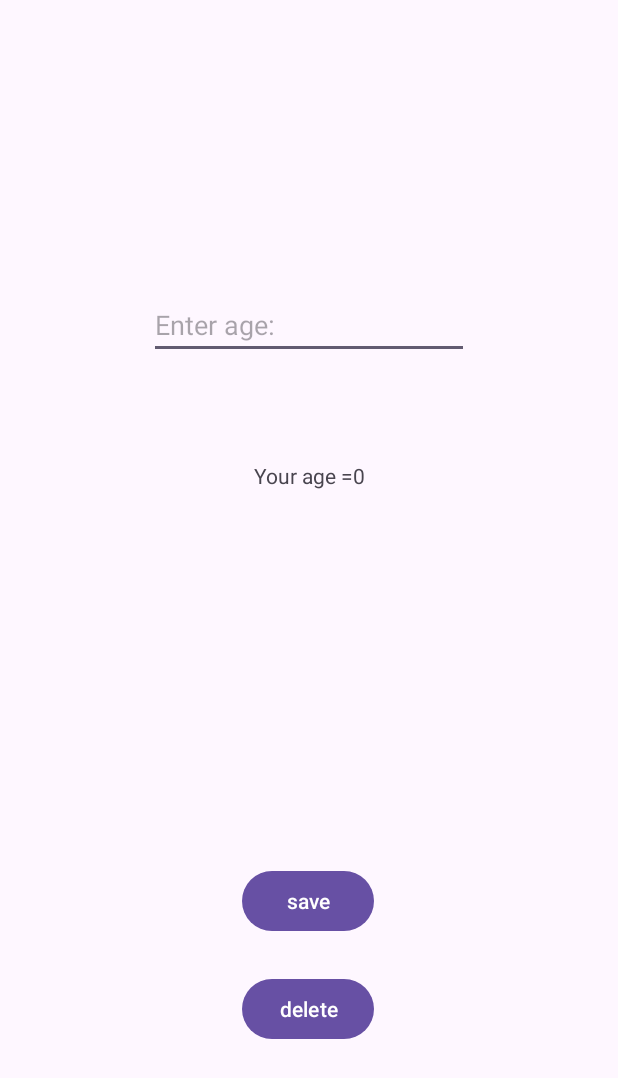
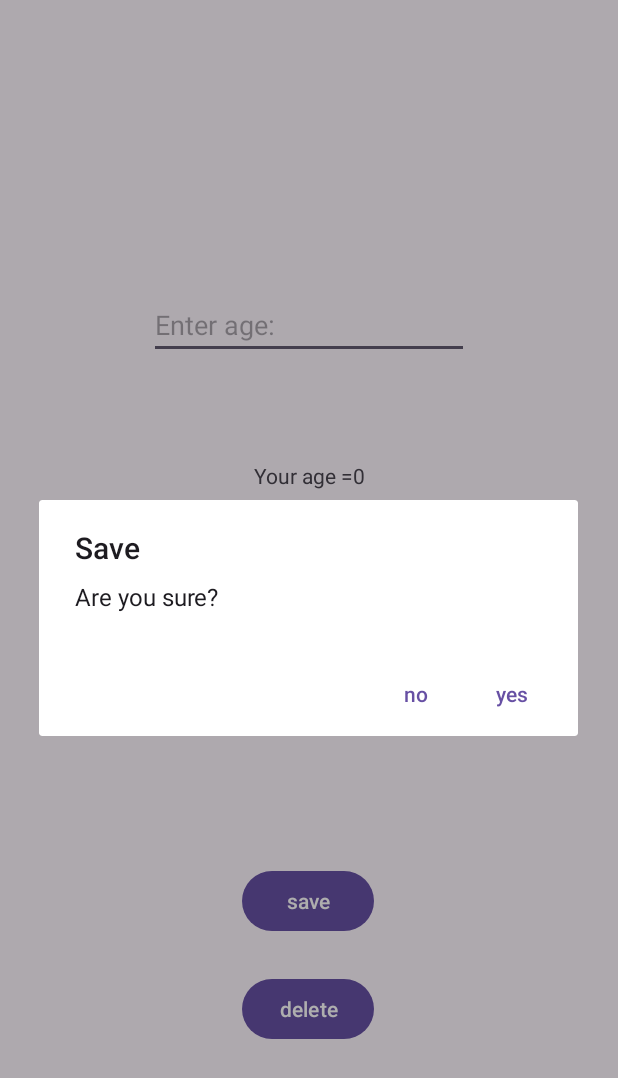
Before and after one commit to Mesrur-Kirbas/androidStudio-playground, an Android app: the screen it shows after launch (MainActivity), after a tap on "save", on a phone screen of 412 x 824 dp. Shown: the top 1078 px of the screen. Run offline under Robolectric (Android 15) with nearby library versions, the phone set to English and light mode, and no system bars.

Commit message:
warning message

```diff
--- a/StoringData/app/src/main/java/com/mesrurkirbas/storingdata/MainActivity.java
+++ b/StoringData/app/src/main/java/com/mesrurkirbas/storingdata/MainActivity.java
@@ -1,13 +1,16 @@
 package com.mesrurkirbas.storingdata;
 
 import android.content.Context;
+import android.content.DialogInterface;
 import android.content.SharedPreferences;
 import android.os.Bundle;
 import android.view.View;
 import android.widget.EditText;
 import android.widget.TextView;
+import android.widget.Toast;
 
 import androidx.activity.EdgeToEdge;
+import androidx.appcompat.app.AlertDialog;
 import androidx.appcompat.app.AppCompatActivity;
 import androidx.core.graphics.Insets;
 import androidx.core.view.ViewCompat;
@@ -35,12 +38,30 @@ public class MainActivity extends AppCompatActivity {
 
 
     public void save(View view){
-        if (!editText.getText().toString().matches("")){
-            int userAge = Integer.parseInt(editText.getText().toString());
-            textView.setText("your age: " + userAge );
 
-            sharedpreferences.edit().putInt("storedAge",userAge).apply();
-        }
+        AlertDialog.Builder alert =new AlertDialog.Builder(this);
+        alert.setTitle("Save");
+        alert.setMessage("Are you sure?");
+        alert.setPositiveButton("yes", new DialogInterface.OnClickListener() {
+            @Override
+            public void onClick(DialogInterface dialogInterface, int i) {
+                if (!editText.getText().toString().matches("")){
+                    int userAge = Integer.parseInt(editText.getText().toString());
+                    textView.setText("your age: " + userAge );
+
+                    sharedpreferences.edit().putInt("storedAge",userAge).apply();
+                }
+                Toast.makeText(MainActivity.this, "Saved", Toast.LENGTH_LONG).show();
+            }
+        });
+        alert.setNegativeButton("no", new DialogInterface.OnClickListener() {
+            @Override
+            public void onClick(DialogInterface dialogInterface, int i) {
+                Toast.makeText(MainActivity.this,"Not saved",Toast.LENGTH_LONG).show();
+            }
+        });
+
+        alert.show();
     }
 
     public void delete(View view){
```
